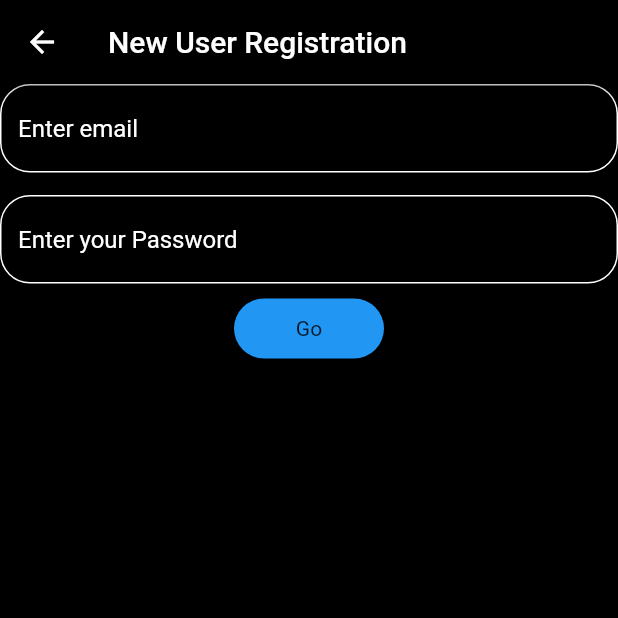
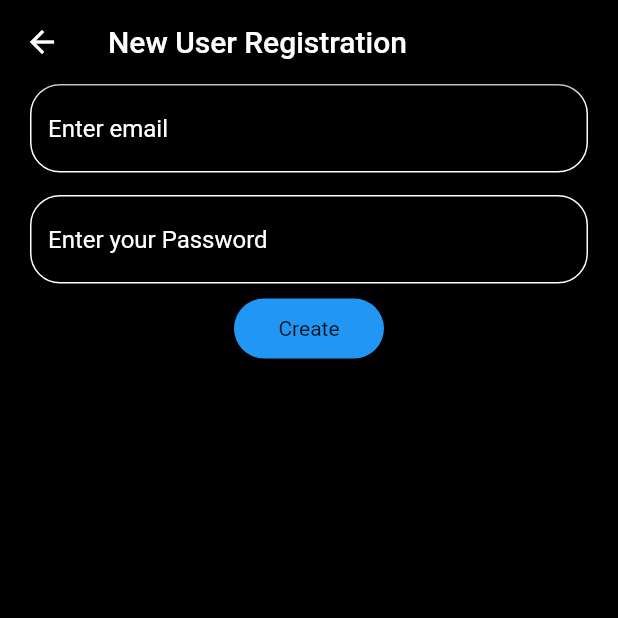
Before and after one commit to harsh-2024/Crypto-Wallet-app, a Flutter app: the screen it shows after launch, after a tap on "New User", on a phone screen of 412 x 824 dp, the top half of it. Run offline on Flutter 3.47's test engine with Material 2 defaults, Android fonts, the phone set to English and light mode, and no system bars; our stand-ins replace cloud_firestore, firebase_auth, firebase_core, google_sign_in, toast; accounts and stored records are empty; network calls fail.

Commit message:
small changes implemented

```diff
--- a/authentication/lib/login.dart
+++ b/authentication/lib/login.dart
@@ -7,6 +7,7 @@ import 'package:firebase_auth/firebase_auth.dart';
 import 'package:google_sign_in/google_sign_in.dart';
 import 'package:firebase_core/firebase_core.dart';
 import 'screen_pages/new_userReg.dart';
+import 'package:toast/toast.dart';
 
 String email = "";
 String pwd = "";
@@ -22,6 +23,10 @@ class _LoginPageState extends State<LoginPage> {
   Future<void> userSignIn() async {
     UserCredential userCredential = await FirebaseAuth.instance
         .signInWithEmailAndPassword(email: email, password: pwd);
+  }
+
+  void showToast(String msg, {int? duration, int? gravity}) {
+    Toast.show(msg, duration: duration, gravity: gravity);
   }
 
   Future<UserCredential> signIn() async {
@@ -49,6 +54,7 @@ class _LoginPageState extends State<LoginPage> {
 
   @override
   Widget build(BuildContext context) {
+    ToastContext().init(context);
     return Scaffold(
       backgroundColor: Colors.black,
       body: SingleChildScrollView(
@@ -59,30 +65,41 @@ class _LoginPageState extends State<LoginPage> {
                 child: Image(
                     image:
                         AssetImage('images/undraw_login_re_4vu2 1 (1).png'))),
+            Row(
+              children: [
+                SizedBox(width: 20),
                 Text('lets\nstart',
                     style: TextStyle(
                         color: Colors.white,
                         fontSize: 60,
                         fontWeight: FontWeight.w200)),
+              ],
+            ),
             SizedBox(height: 20),
-            TextFormField(
+            Container(
+              margin: EdgeInsets.only(left: 20, right: 20),
+              child: TextFormField(
                   onChanged: (value) => {email = value},
                   style: TextStyle(color: Colors.white),
                   cursorColor: Colors.white24,
                   decoration: InputDecoration(
                       enabledBorder: OutlineInputBorder(
                           borderSide: BorderSide(color: Colors.white),
-                        borderRadius: BorderRadius.circular(20)),
+                          borderRadius: BorderRadius.circular(30)),
                       focusedBorder: OutlineInputBorder(
-                        borderSide: BorderSide(color: Colors.blueGrey.shade400),
+                          borderSide:
+                              BorderSide(color: Colors.blueGrey.shade400),
                           borderRadius: BorderRadius.circular(20)),
                       fillColor: Colors.white,
                       hintStyle: TextStyle(color: Colors.white),
                       hintText: 'Enter email')),
+            ),
             SizedBox(
               height: 15,
             ),
-            TextFormField(
+            Container(
+              margin: EdgeInsets.only(left: 20, right: 20),
+              child: TextFormField(
                   onChanged: (value) => {pwd = value},
                   obscureText: true,
                   style: TextStyle(color: Colors.white),
@@ -90,23 +107,32 @@ class _LoginPageState extends State<LoginPage> {
                   decoration: InputDecoration(
                       enabledBorder: OutlineInputBorder(
                           borderSide: BorderSide(color: Colors.white),
-                        borderRadius: BorderRadius.circular(20)),
+                          borderRadius: BorderRadius.circular(30)),
                       focusedBorder: OutlineInputBorder(
-                        borderSide: BorderSide(color: Colors.blueGrey.shade400),
+                          borderSide:
+                              BorderSide(color: Colors.blueGrey.shade400),
                           borderRadius: BorderRadius.circular(20)),
                       fillColor: Colors.white,
                       hintStyle: TextStyle(color: Colors.white),
                       hintText: 'Enter your Password')),
+            ),
             SizedBox(
               height: 30,
             ),
             Center(
                 child: Row(
               children: [
+                SizedBox(
+                  width: 20,
+                ),
                 InkWell(
-                  onTap: () => userSignIn().then((value) => Navigator.push(
+                  onTap: () => userSignIn()
+                      .whenComplete(() => showToast("Sign In Successfull",
+                          gravity: Toast.bottom))
+                      .then((value) => Navigator.push(
                           context,
-                      MaterialPageRoute(builder: ((context) => Screen1())))),
+                          MaterialPageRoute(
+                              builder: ((context) => Screen1())))),
                   child: Container(
                     child: Center(child: Text('Go')),
                     height: 40,
@@ -121,7 +147,11 @@ class _LoginPageState extends State<LoginPage> {
                   width: 20,
                 ),
                 InkWell(
-                  onTap: () => forgotPassEmailLink(),
+                  onTap: () => forgotPassEmailLink().whenComplete(() =>
+                      showToast(
+                          "A reset password link has been sent to your Email",
+                          gravity: Toast.bottom,
+                          duration: 5)),
                   child: Text(
                     'Forgot Password?',
                     style: TextStyle(color: Colors.blueAccent),
@@ -131,7 +161,7 @@ class _LoginPageState extends State<LoginPage> {
                 NewUserLink()
               ],
             )),
-            SizedBox(height: 10),
+            SizedBox(height: 30),
             Divider(
               color: Colors.white54,
               endIndent: 30,
@@ -143,7 +173,12 @@ class _LoginPageState extends State<LoginPage> {
             // GoogleButton()
             Center(
               child: InkWell(
-                onTap: () => signIn().then((value) => Navigator.push(context,
+                onTap: () => signIn()
+                    .whenComplete(() => showToast(
+                        "Sign In Successfull via Google",
+                        gravity: Toast.bottom,
+                        duration: 7))
+                    .then((value) => Navigator.push(context,
                         MaterialPageRoute(builder: ((context) => Screen1())))),
                 child: Container(
                   padding: EdgeInsets.all(7),
--- a/authentication/lib/screen_pages/addMoneypage.dart
+++ b/authentication/lib/screen_pages/addMoneypage.dart
@@ -9,6 +9,7 @@ Map<String, dynamic> mapdata = <String, dynamic>{
 };
 
 TextEditingController myController = TextEditingController();
+// String? uid = FirebaseAuth.instance.currentUser?.uid;
 DocumentReference documentReference =
     FirebaseFirestore.instance.doc("myData/walletData");
 
--- a/authentication/lib/screen_pages/new_userReg.dart
+++ b/authentication/lib/screen_pages/new_userReg.dart
@@ -3,6 +3,7 @@ import 'package:firebase_auth/firebase_auth.dart';
 import 'package:google_sign_in/google_sign_in.dart';
 import 'package:firebase_core/firebase_core.dart';
 import 'package:cloud_firestore/cloud_firestore.dart';
+import 'package:toast/toast.dart';
 
 String emailNew = "";
 String pwdNew = "";
@@ -20,6 +21,10 @@ class _NewUserRegState extends State<NewUserReg> {
         .createUserWithEmailAndPassword(email: emailNew, password: pwdNew);
   }
 
+  void showToast(String msg, {int? duration, int? gravity}) {
+    Toast.show(msg, duration: duration, gravity: gravity);
+  }
+
   @override
   Widget build(BuildContext context) {
     return Scaffold(
@@ -30,7 +35,9 @@ class _NewUserRegState extends State<NewUserReg> {
       backgroundColor: Colors.black,
       body: Column(
         children: <Widget>[
-          TextFormField(
+          Container(
+            margin: EdgeInsets.only(left: 20, right: 20),
+            child: TextFormField(
                 onChanged: (value) => {emailNew = value},
                 cursorColor: Colors.white24,
                 style: TextStyle(color: Colors.white),
@@ -44,10 +51,13 @@ class _NewUserRegState extends State<NewUserReg> {
                     fillColor: Colors.white,
                     hintStyle: TextStyle(color: Colors.white),
                     hintText: 'Enter email')),
+          ),
           SizedBox(
             height: 15,
           ),
-          TextFormField(
+          Container(
+            margin: EdgeInsets.only(left: 20, right: 20),
+            child: TextFormField(
                 onChanged: (value) => {pwdNew = value},
                 style: TextStyle(color: Colors.white),
                 obscureText: true,
@@ -62,13 +72,19 @@ class _NewUserRegState extends State<NewUserReg> {
                     fillColor: Colors.white,
                     hintStyle: TextStyle(color: Colors.white),
                     hintText: 'Enter your Password')),
+          ),
           SizedBox(
             height: 10,
           ),
           InkWell(
-            onTap: signUp,
+            onTap: () => signUp()
+                .whenComplete(() => showToast(
+                    "Your new account has been created",
+                    gravity: Toast.bottom,
+                    duration: 7))
+                .then((value) => Navigator.pop(context)),
             child: Container(
-              child: Center(child: Text('Go')),
+              child: Center(child: Text('Create')),
               height: 40,
               width: 100,
               decoration: BoxDecoration(
--- a/authentication/pubspec.yaml
+++ b/authentication/pubspec.yaml
@@ -38,6 +38,7 @@ dependencies:
   google_sign_in: ^5.3.0
   firebase_core: ^1.14.1
   cloud_firestore: ^3.1.12
+  toast: ^0.3.0
 
 dev_dependencies:
   flutter_test:
```
Also changed, not shown: authentication/pubspec.lock. Lines whose indentation alone changed are shown as unchanged.
